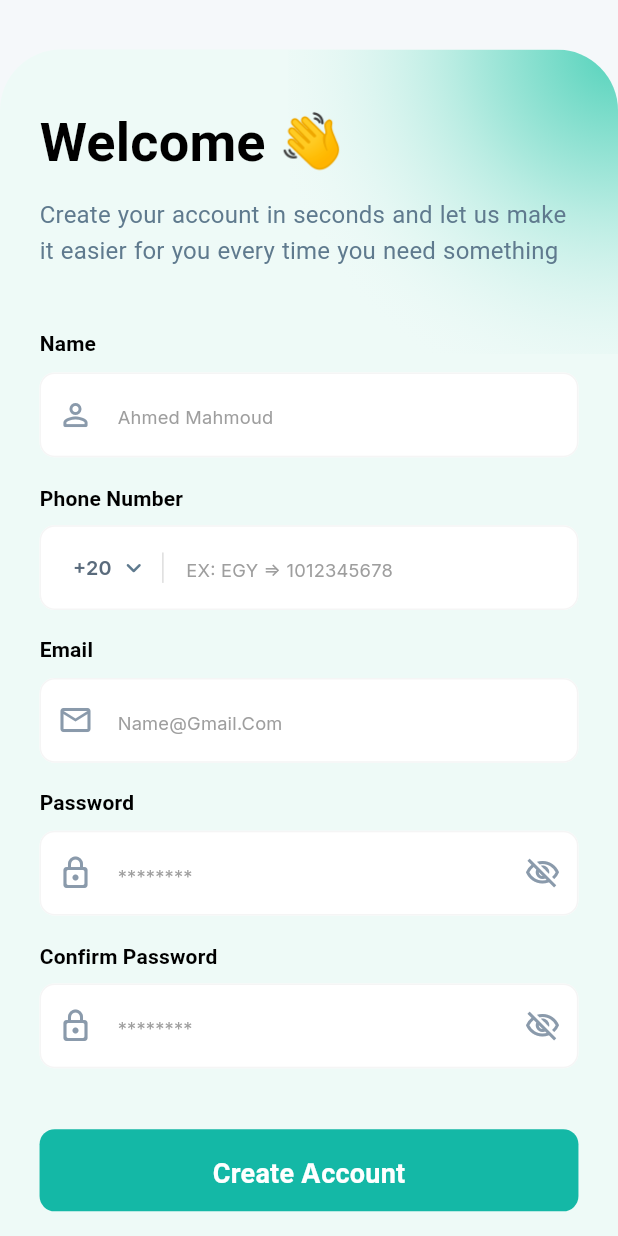
After one commit to mohamed0s/CSE-Graduation-Project-2027, a Flutter app: the SignupScreen screen opened by its route, on a phone screen of 412 x 824 dp. The commit adds this screen. Run offline on Flutter 3.47's test engine with Material 3 defaults, Android fonts, the phone set to English and light mode, and no system bars; drawn by our look-alikes of country_code_picker; our stand-ins replace dartz, dio, equatable, flutter_bloc, flutter_screenutil, flutter_svg and 7 more; missing offline and left inert: slang; accounts and stored records are empty; generated files the repository leaves out were written again; Roboto replaces fonts that are missing (Almarai).

Commit message:
feat(auth): implement sign up screen UI using existing custom widgets

```diff
--- a/mobile/lib/core/routes/app_router.dart
+++ b/mobile/lib/core/routes/app_router.dart
@@ -1,5 +1,6 @@
 import 'package:go_router/go_router.dart';
 import 'package:mobile/features/auth/presentation/pages/login_screen.dart';
+import 'package:mobile/features/auth/presentation/pages/signup_screen.dart';
 import '../../features/splash/splash_screen.dart';
 import '../../features/onboarding/onboarding_screen.dart';
 import '../../features/home/views/home_screen.dart';
@@ -9,6 +10,8 @@ abstract class AppRouter {
   static const String splash = '/';
   static const String onboarding = '/onboarding';
   static const String home = '/home';
+  static const String login = '/login';
+  static const String signup = '/signup';
 
   static final GoRouter router = GoRouter(
     initialLocation: AppRouter.splash,
@@ -16,6 +19,14 @@ abstract class AppRouter {
       GoRoute(
         path: AppRouter.splash,
         builder: (context, state) => const LoginScreen(),
+      ),
+      GoRoute(
+        path: AppRouter.login,
+        builder: (context, state) => const LoginScreen(),
+      ),
+      GoRoute(
+        path: AppRouter.signup,
+        builder: (context, state) => const SignupScreen(),
       ),
       GoRoute(
         path: AppRouter.onboarding,
--- a/mobile/lib/features/auth/presentation/pages/login_screen.dart
+++ b/mobile/lib/features/auth/presentation/pages/login_screen.dart
@@ -1,6 +1,8 @@
 import 'package:flutter/material.dart';
 import 'package:flutter_screenutil/flutter_screenutil.dart';
+import 'package:go_router/go_router.dart';
 import 'package:mobile/core/i18n/strings.g.dart';
+import 'package:mobile/core/routes/app_router.dart';
 import 'package:mobile/core/theme/app_colors.dart';
 import 'package:mobile/core/widgets/background/background_blur_glow.dart';
 import 'package:mobile/core/widgets/buttons/custom_button.dart';
@@ -57,6 +59,8 @@ class _LoginScreenState extends State<LoginScreen> {
                             horizontal: 24.w,
                           ),
                           child: Form(
+                            autovalidateMode:
+                                AutovalidateMode.onUserInteraction,
                             key: _formKey,
                             child: Column(
                               crossAxisAlignment: CrossAxisAlignment.start,
@@ -130,7 +134,9 @@ class _LoginScreenState extends State<LoginScreen> {
                                 CustomRichTextButton(
                                   firstText: t.login.no_account,
                                   secondText: t.login.create_now,
-                                  onTap: () {},
+                                  onTap: () {
+                                    GoRouter.of(context).push(AppRouter.signup);
+                                  },
                                 ),
                                 SizedBox(height: 40.h),
                               ],
--- /dev/null
+++ b/mobile/lib/features/auth/presentation/pages/signup_screen.dart
@@ -0,0 +1,241 @@
+import 'package:flutter/material.dart';
+import 'package:flutter_screenutil/flutter_screenutil.dart';
+import 'package:go_router/go_router.dart';
+import 'package:mobile/core/i18n/strings.g.dart';
+import 'package:mobile/core/routes/app_router.dart';
+import 'package:mobile/core/theme/app_colors.dart';
+import 'package:mobile/core/widgets/background/background_blur_glow.dart';
+import 'package:mobile/core/widgets/buttons/custom_button.dart';
+import 'package:mobile/core/widgets/inputs/country_picker_prefix.dart';
+import 'package:mobile/core/widgets/inputs/custom_text_form_field.dart';
+import 'package:mobile/features/auth/presentation/widgets/custom_divider_with_text.dart';
+import 'package:mobile/features/auth/presentation/widgets/custom_rich_text_widget.dart';
+import 'package:mobile/features/auth/presentation/widgets/social_auth_buttons.dart';
+import 'package:mobile/generated/style_atoms.dart';
+
+class SignupScreen extends StatefulWidget {
+  const SignupScreen({super.key});
+
+  @override
+  State<SignupScreen> createState() => _SignupScreenState();
+}
+
+class _SignupScreenState extends State<SignupScreen> {
+  String _dialCode = '+20';
+  final TextEditingController _phoneNumberController = TextEditingController();
+  final TextEditingController _emailController = TextEditingController();
+  final TextEditingController _nameController = TextEditingController();
+  final TextEditingController _passwordController = TextEditingController();
+  final TextEditingController _confirmPasswordController =
+      TextEditingController();
+  final GlobalKey<FormState> _formKey = GlobalKey<FormState>();
+  @override
+  Widget build(BuildContext context) {
+    return Scaffold(
+      backgroundColor: AppColors.backgroundLight,
+      body: SafeArea(
+        bottom: false,
+        child: Column(
+          children: [
+            SizedBox(height: 32.58.h),
+            Expanded(
+              child: Container(
+                width: double.infinity,
+                decoration: BoxDecoration(
+                  color: AppColors.primaryLight,
+                  borderRadius: BorderRadius.only(
+                    topLeft: Radius.circular(40.r),
+                    topRight: Radius.circular(40.r),
+                  ),
+                ),
+                child: ClipRRect(
+                  borderRadius: BorderRadius.only(
+                    topLeft: Radius.circular(40.r),
+                    topRight: Radius.circular(40.r),
+                  ),
+                  child: Stack(
+                    children: [
+                      const CustomBackgroundGlow(top: 0, right: 0),
+                      Positioned.fill(
+                        child: SingleChildScrollView(
+                          padding: EdgeInsets.symmetric(
+                            vertical: 34.h,
+                            horizontal: 24.w,
+                          ),
+                          child: Form(
+                            autovalidateMode:
+                                AutovalidateMode.onUserInteraction,
+                            key: _formKey,
+                            child: Column(
+                              crossAxisAlignment: CrossAxisAlignment.start,
+                              children: [
+                                Text(
+                                  t.signup.title,
+                                  style: context.bold36Black,
+                                ),
+                                SizedBox(height: 8.h),
+                                Text(
+                                  t.signup.subtitle,
+                                  style: context.regular16Secondary,
+                                ),
+                                SizedBox(height: 40.h),
+                                CustomTextFormField(
+                                  label: t.signup.name_label,
+                                  labelStyle: context.bold14Black,
+                                  controller: _nameController,
+                                  keyboardType: TextInputType.text,
+                                  hintText: t.signup.name_hint,
+                                  prefixIcon: const Icon(
+                                    Icons.person_outline_rounded,
+                                    color: Color(0xFF8A9AAB),
+                                  ),
+                                  validator: (value) {
+                                    if (value == null || value.trim().isEmpty) {
+                                      return 'Please enter your name';
+                                    }
+                                    if (!RegExp(
+                                      r'^[a-zA-Z\s]+$',
+                                    ).hasMatch(value.trim())) {
+                                      return 'Name can only contain letters and spaces';
+                                    }
+                                    if (value.trim().length < 3) {
+                                      return 'Name must be at least 3 characters long';
+                                    }
+                                    return null;
+                                  },
+                                ),
+                                SizedBox(height: 16.h),
+                                CustomTextFormField(
+                                  label: t.login.phone_label,
+                                  labelStyle: context.bold14Black,
+                                  controller: _phoneNumberController,
+                                  keyboardType: TextInputType.phone,
+                                  hintText: 'EX: EGY => 1012345678',
+                                  prefixIcon: CountryPickerPrefix(
+                                    onCodeChanged: (code) {
+                                      _dialCode = code;
+                                    },
+                                  ),
+                                  validator: (value) {
+                                    if (value == null || value.trim().isEmpty) {
+                                      return 'Please enter your phone number';
+                                    }
+                                    if (_dialCode == '+20' &&
+                                        !RegExp(
+                                          r'^1[0125][0-9]{8}$',
+                                        ).hasMatch(value.trim())) {
+                                      return 'Invalid Egyptian phone number';
+                                    }
+                                    return null;
+                                  },
+                                ),
+                                SizedBox(height: 16.h),
+                                CustomTextFormField(
+                                  label: t.signup.email_label,
+                                  labelStyle: context.bold14Black,
+                                  controller: _emailController,
+                                  keyboardType: TextInputType.text,
+                                  hintText: t.signup.email_hint,
+                                  prefixIcon: const Icon(
+                                    Icons.email_outlined,
+                                    color: Color(0xFF8A9AAB),
+                                  ),
+                                  validator: (value) {
+                                    if (value == null || value.trim().isEmpty) {
+                                      return 'Please enter your email';
+                                    }
+                                    if (!RegExp(
+                                      r'^[\w-\.]+@([\w-]+\.)+[\w-]{2,4}$',
+                                    ).hasMatch(value.trim())) {
+                                      return 'Invalid email address';
+                                    }
+                                    return null;
+                                  },
+                                ),
+                                SizedBox(height: 16.h),
+                                CustomTextFormField(
+                                  labelStyle: context.bold14Black,
+                                  controller: _passwordController,
+                                  prefixIcon: const Icon(
+                                    Icons.lock_outline_rounded,
+                                    color: Color(0xFF8A9AAB),
+                                  ),
+                                  isPassword: true,
+                                  label: t.signup.password_label,
+                                  hintText: '********',
+                                  validator: (value) {
+                                    if (value == null || value.trim().isEmpty) {
+                                      return 'Please enter your password';
+                                    }
+                                    if (value.trim().length < 8) {
+                                      return 'Password must be at least 8 characters long';
+                                    }
+                                    if (!RegExp(
+                                      r'^(?=.*[A-Z])(?=.*[a-z])(?=.*\d)(?=.*[@$!%*?&])[A-Za-z\d@$!%*?&]{8,}$',
+                                    ).hasMatch(value.trim())) {
+                                      return 'Password must contain at least one uppercase letter, one lowercase letter, one number, and one special character';
+                                    }
+                                    return null;
+                                  },
+                                ),
+                                SizedBox(height: 16.h),
+                                CustomTextFormField(
+                                  labelStyle: context.bold14Black,
+                                  controller: _confirmPasswordController,
+                                  prefixIcon: const Icon(
+                                    Icons.lock_outline_rounded,
+                                    color: Color(0xFF8A9AAB),
+                                  ),
+                                  isPassword: true,
+                                  label: t.signup.confirm_password_label,
+                                  hintText: '********',
+                                  validator: (value) {
+                                    if (value == null || value.trim().isEmpty) {
+                                      return 'Please confirm your password';
+                                    }
+                                    if (value.trim() !=
+                                        _passwordController.text.trim()) {
+                                      return 'Passwords do not match';
+                                    }
+                                    return null;
+                                  },
+                                ),
+                                SizedBox(height: 40.h),
+                                CustomAppButton(
+                                  text: t.signup.signup_button,
+                                  onPressed: () {},
+                                ),
+                                SizedBox(height: 40.h),
+                                CustomDividerWithText(
+                                  text: t.signup.or_signup_with,
+                                ),
+                                SizedBox(height: 40.h),
+                                SocialAuthButtons(
+                                  onGoogleTap: () {},
+                                  onAppleTap: () {},
+                                ),
+                                SizedBox(height: 40.h),
+                                CustomRichTextButton(
+                                  firstText: t.signup.have_account,
+                                  secondText: t.signup.login_now,
+                                  onTap: () {
+                                    GoRouter.of(context).push(AppRouter.login);
+                                  },
+                                ),
+                                SizedBox(height: 40.h),
+                              ],
+                            ),
+                          ),
+                        ),
+                      ),
+                    ],
+                  ),
+                ),
+              ),
+            ),
+          ],
+        ),
+      ),
+    );
+  }
+}
```
